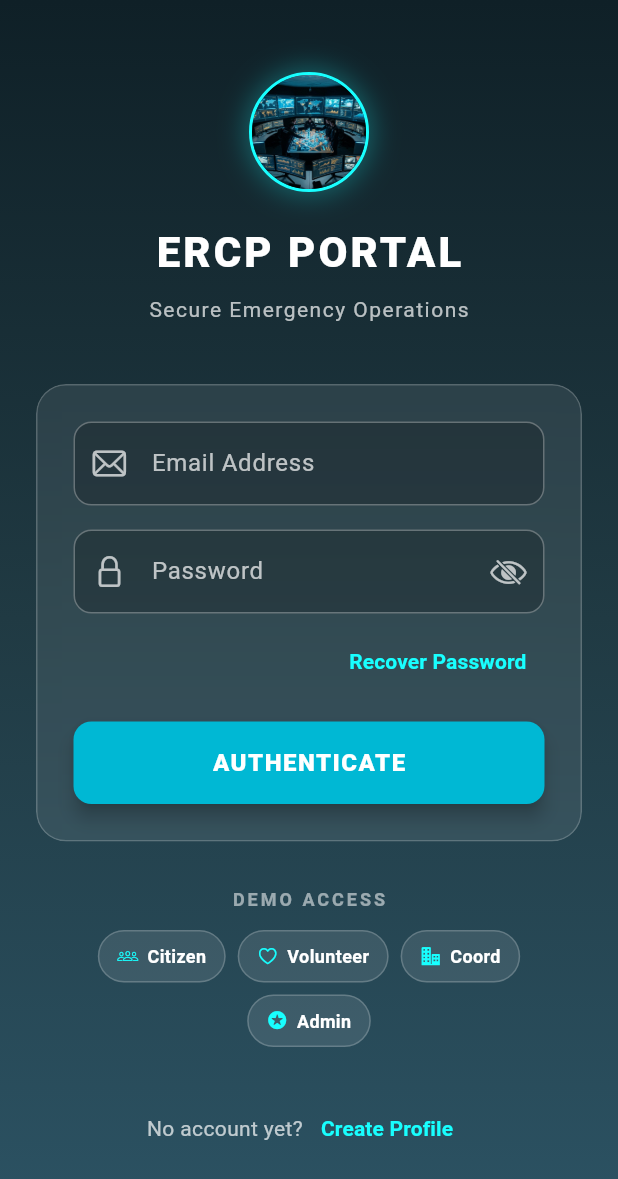
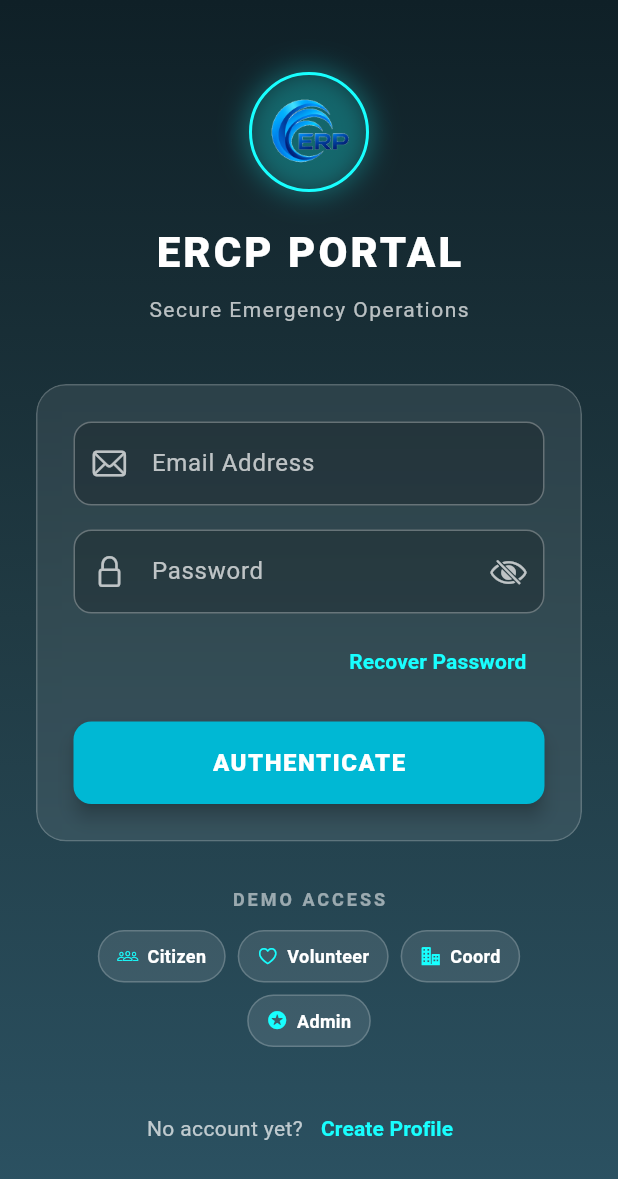
Before and after one commit to Deneshkar/emergency-resource-coordination-platform, a Flutter app: the screen it shows after launch, on a phone screen of 412 x 824 dp. Shown: the top 1179 px of the screen. Run offline on Flutter 3.47's test engine with Material 3 defaults, Android fonts, the phone set to English and light mode, and no system bars; our stand-ins replace flutter_local_notifications, flutter_secure_storage, shared_preferences; accounts and stored records are empty.

Commit message:
Update flutter mobile app logo and remove unused parameters

```diff
--- a/mobile-flutter/lib/screens/login_screen.dart
+++ b/mobile-flutter/lib/screens/login_screen.dart
@@ -97,12 +97,15 @@ class _LoginScreenState extends State<LoginScreen> {
                         ],
                       ),
                       child: ClipOval(
-                        child: Image.asset(
-                          'assets/images/hero_emergency.png',
-                          fit: BoxFit.cover,
-                          errorBuilder: (context, error, stackTrace) {
-                            return const Icon(CupertinoIcons.shield_lefthalf_fill, size: 40, color: Colors.cyanAccent);
-                          },
+                        child: Padding(
+                          padding: const EdgeInsets.all(8.0),
+                          child: Image.asset(
+                            'assets/images/logo.png',
+                            fit: BoxFit.contain,
+                            errorBuilder: (context, error, stackTrace) {
+                              return const Icon(CupertinoIcons.shield_lefthalf_fill, size: 40, color: Colors.cyanAccent);
+                            },
+                          ),
                         ),
                       ),
                     ),
```
Also changed, not shown: mobile-flutter/lib/screens/home_screen.dart (+14 -2 lines).
